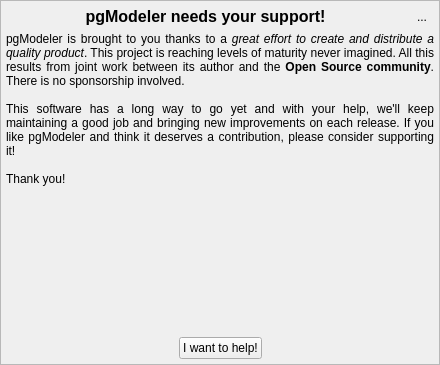
First picture: the form in libs/libgui/ui/widgets/donatewidget.ui, repository arichiardi/pgmodeler, before the edit.
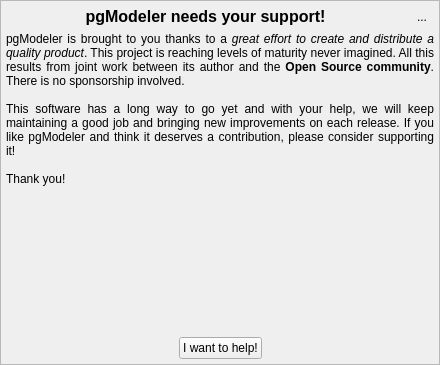
Second picture: the form after the edit. Icons and pictures are not drawn.

Commit message: Improve English grammar in UI strings on donatewidget.ui

```diff
--- a/libs/libgui/ui/widgets/donatewidget.ui
+++ b/libs/libgui/ui/widgets/donatewidget.ui
@@ -133,7 +133,7 @@
          <enum>QFrame::Shape::NoFrame</enum>
         </property>
         <property name="text">
-         <string>&lt;html&gt;&lt;head/&gt;&lt;body&gt;&lt;p&gt;pgModeler is brought to you thanks to a &lt;span style=&quot; font-style:italic;&quot;&gt;great effort to create and distribute a quality product&lt;/span&gt;. This project is reaching levels of maturity never imagined. All this results from joint work between its author and the &lt;span style=&quot; font-weight:600;&quot;&gt;Open Source community&lt;/span&gt;. There is no sponsorship involved.&lt;br/&gt;&lt;br/&gt;This software has a long way to go yet and with your help, we'll keep maintaining a good job and bringing new improvements on each release. If you like pgModeler and think it deserves a contribution, please consider supporting it!&lt;br/&gt;&lt;br/&gt;Thank you!&lt;/p&gt;&lt;/body&gt;&lt;/html&gt;</string>
+         <string>&lt;html&gt;&lt;head/&gt;&lt;body&gt;&lt;p&gt;pgModeler is brought to you thanks to a &lt;span style=&quot; font-style:italic;&quot;&gt;great effort to create and distribute a quality product&lt;/span&gt;. This project is reaching levels of maturity never imagined. All this results from joint work between its author and the &lt;span style=&quot; font-weight:600;&quot;&gt;Open Source community&lt;/span&gt;. There is no sponsorship involved.&lt;br/&gt;&lt;br/&gt;This software has a long way to go yet and with your help, we will keep maintaining a good job and bringing new improvements on each release. If you like pgModeler and think it deserves a contribution, please consider supporting it!&lt;br/&gt;&lt;br/&gt;Thank you!&lt;/p&gt;&lt;/body&gt;&lt;/html&gt;</string>
         </property>
         <property name="textFormat">
          <enum>Qt::TextFormat::RichText</enum>
```
